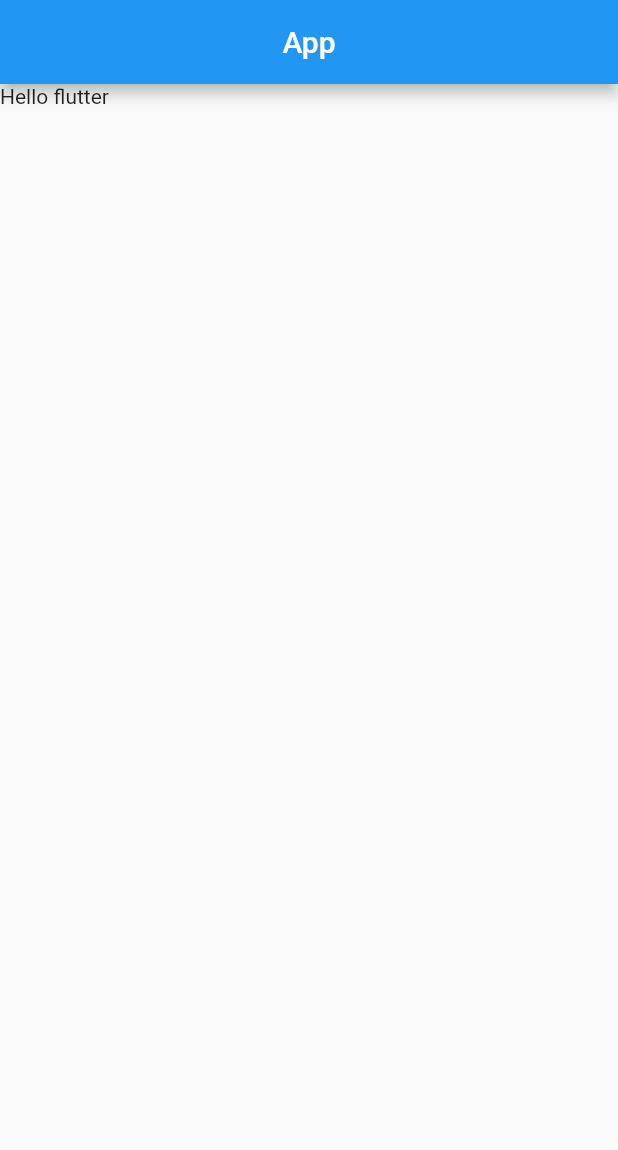
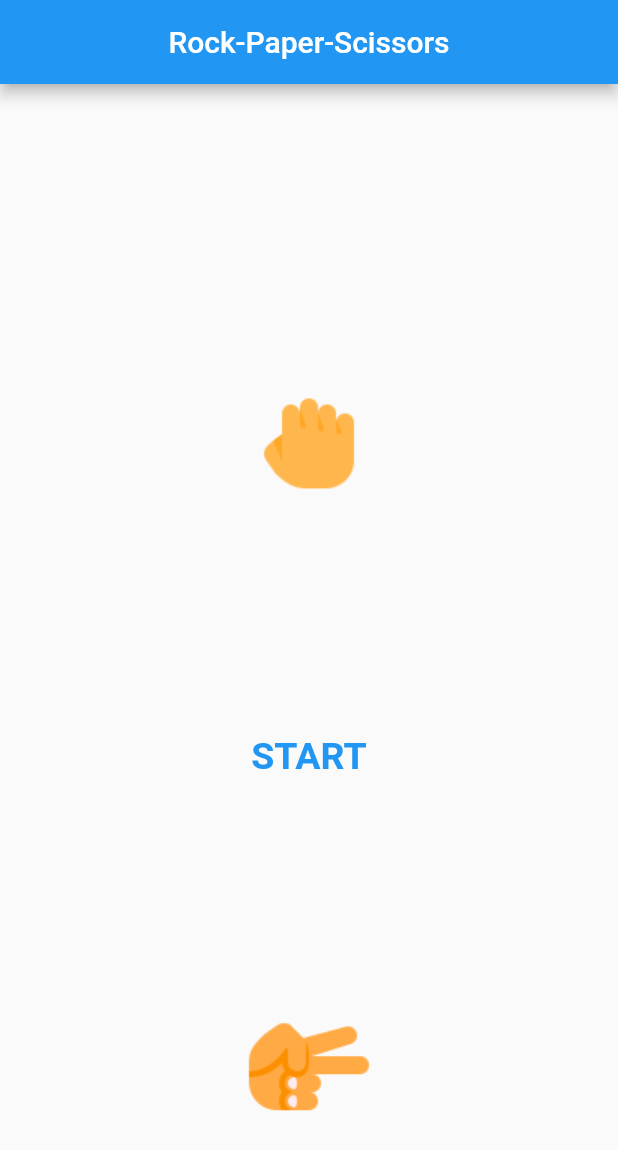
Before and after one commit to ErfiDev/flutter_rock_paper_scissors, a Flutter app: the screen it shows after launch, on a phone screen of 412 x 824 dp. Shown: the top 1150 px of the screen. Run offline on Flutter 3.47's test engine with Material 2 defaults, Android fonts, the phone set to English and light mode, and no system bars.

Commit message:
app design

```diff
--- a/lib/src/app.dart
+++ b/lib/src/app.dart
@@ -10,11 +10,33 @@ class App extends StatelessWidget {
       title: 'App',
       home: Scaffold(
         appBar: AppBar(
-          title: Text('App'),
+          title: Text('Rock-Paper-Scissors'),
           centerTitle: true,
         ),
         body: SafeArea(
-          child: Text('Hello flutter'),
+          child: Column(
+            crossAxisAlignment: CrossAxisAlignment.center,
+            mainAxisAlignment: MainAxisAlignment.spaceAround,
+            children: [
+              SizedBox(width: double.infinity),
+              Image(
+                image: AssetImage('images/1.png'),
+              ),
+              TextButton(
+                onPressed: () {},
+                child: Padding(
+                  padding: EdgeInsets.all(10),
+                  child: Text(
+                    'START',
+                    style: TextStyle(fontSize: 25, fontWeight: FontWeight.bold),
+                  ),
+                ),
+              ),
+              Image(
+                image: AssetImage('images/3.png'),
+              ),
+            ],
+          ),
         ),
       ),
     );
```
